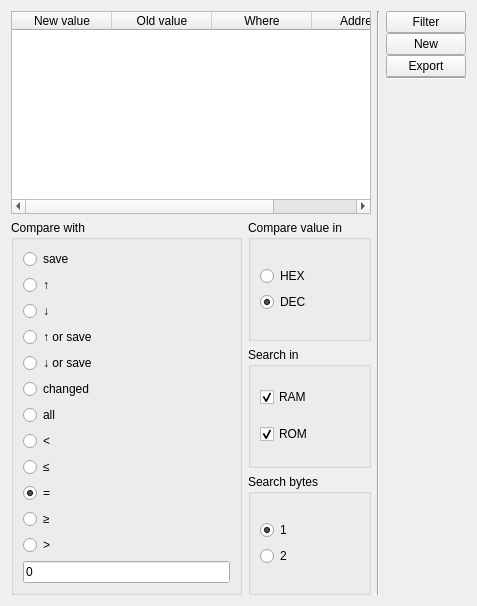
The window that uis/cheating/search_cheat.ui (NADNES-TEAM/NADNES) describes before a commit, drawn with Qt 5.
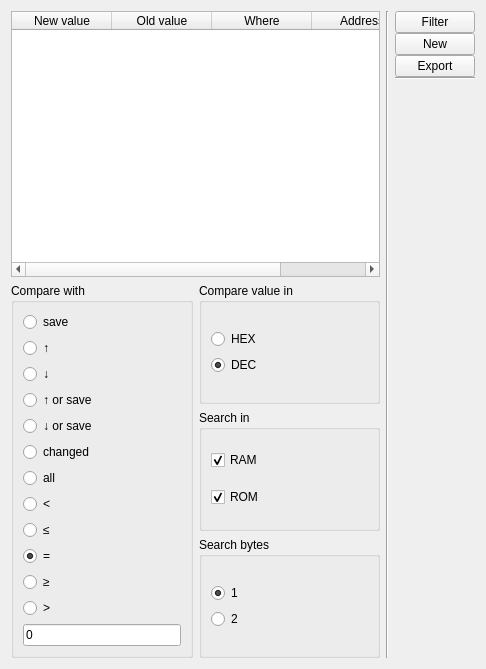
The same window after the commit.

```diff
--- a/uis/cheating/search_cheat.ui
+++ b/uis/cheating/search_cheat.ui
@@ -6,12 +6,12 @@
    <rect>
     <x>0</x>
     <y>0</y>
-    <width>477</width>
-    <height>606</height>
+    <width>486</width>
+    <height>669</height>
    </rect>
   </property>
   <property name="sizePolicy">
-   <sizepolicy hsizetype="Maximum" vsizetype="Maximum">
+   <sizepolicy hsizetype="Expanding" vsizetype="Expanding">
     <horstretch>0</horstretch>
     <verstretch>0</verstretch>
    </sizepolicy>
@@ -19,8 +19,8 @@
   <property name="windowTitle">
    <string>Form</string>
   </property>
-  <layout class="QGridLayout" name="gridLayout">
-   <item row="0" column="0">
+  <layout class="QHBoxLayout" name="horizontalLayout_2">
+   <item>
     <layout class="QHBoxLayout" name="horizontalLayout">
      <item>
       <layout class="QVBoxLayout" name="verticalLayout1" stretch="0,0">
@@ -52,6 +52,12 @@
         <layout class="QHBoxLayout" name="horizontalLayout3">
          <item>
           <widget class="QGroupBox" name="groupBox">
+           <property name="sizePolicy">
+            <sizepolicy hsizetype="Expanding" vsizetype="Expanding">
+             <horstretch>0</horstretch>
+             <verstretch>0</verstretch>
+            </sizepolicy>
+           </property>
            <property name="title">
             <string>Compare with</string>
            </property>
@@ -161,6 +167,12 @@
           <layout class="QVBoxLayout" name="verticalLayout_3">
            <item>
             <widget class="QGroupBox" name="groupBox_4">
+             <property name="sizePolicy">
+              <sizepolicy hsizetype="Expanding" vsizetype="Expanding">
+               <horstretch>0</horstretch>
+               <verstretch>0</verstretch>
+              </sizepolicy>
+             </property>
              <property name="title">
               <string>Compare value in</string>
              </property>
@@ -191,6 +203,12 @@
            </item>
            <item>
             <widget class="QGroupBox" name="groupBox_3">
+             <property name="sizePolicy">
+              <sizepolicy hsizetype="Expanding" vsizetype="Expanding">
+               <horstretch>0</horstretch>
+               <verstretch>0</verstretch>
+              </sizepolicy>
+             </property>
              <property name="title">
               <string>Search in</string>
              </property>
@@ -224,6 +242,12 @@
            </item>
            <item>
             <widget class="QGroupBox" name="groupBox_2">
+             <property name="sizePolicy">
+              <sizepolicy hsizetype="Expanding" vsizetype="Expanding">
+               <horstretch>0</horstretch>
+               <verstretch>0</verstretch>
+              </sizepolicy>
+             </property>
              <property name="title">
               <string>Search bytes</string>
              </property>
```
